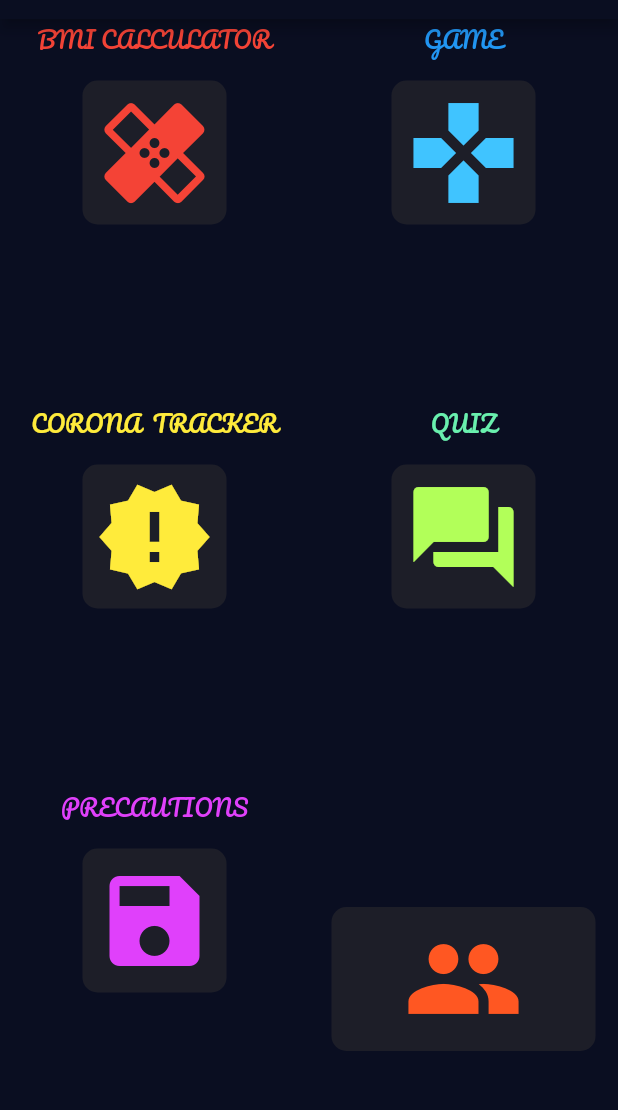
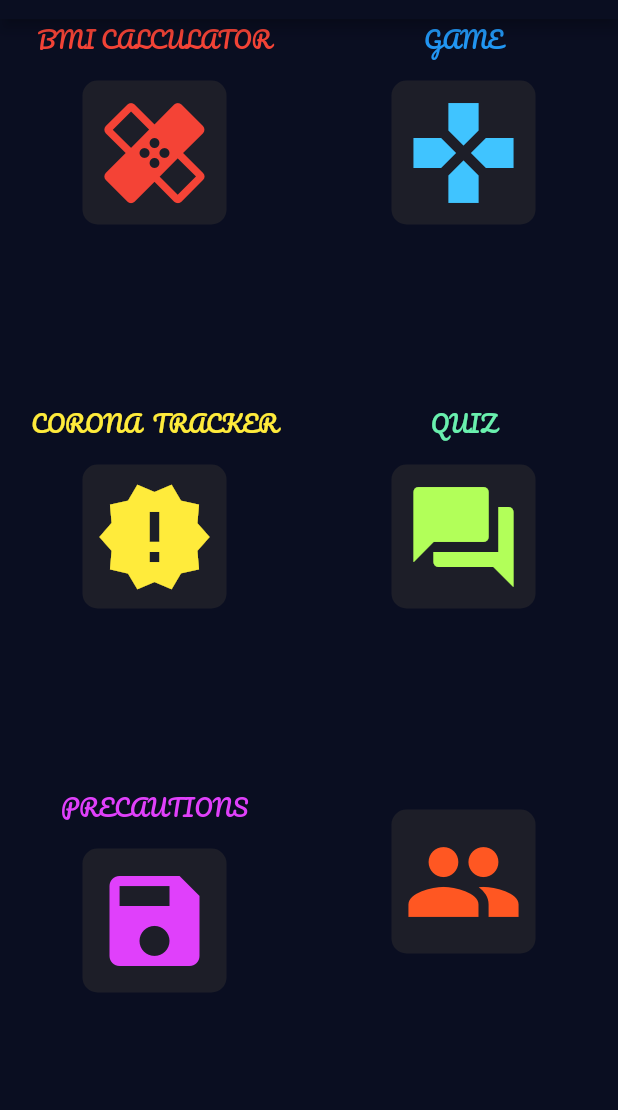
Before and after one commit to simransrivastava01/EcoVille, a Flutter app: the screen it shows after launch, on a phone screen of 412 x 824 dp, the part 65-1175 px from its top. Run offline on Flutter 3.47's test engine with Material 2 defaults, Android fonts, the phone set to English and light mode, and no system bars; our stand-ins replace flutter_spinkit, font_awesome_flutter, rflutter_alert.

Commit message:
few changes

```diff
--- a/lib/mainPage/input_page.dart
+++ b/lib/mainPage/input_page.dart
@@ -233,7 +233,9 @@ class _InputPageState extends State<InputPage> {
                   ),
                 ),
                 Expanded(
-                  child: GestureDetector(
+                  child: Column(
+                    children: <Widget>[
+                      GestureDetector(
                         onTap: () {},
                         child: ReusableCard(
                           colour: card5,
@@ -254,6 +256,8 @@ class _InputPageState extends State<InputPage> {
                           ),
                         ),
                       ),
+                    ],
+                  ),
                 ),
               ],
             ),
```
Lines whose indentation alone changed are shown as unchanged.
